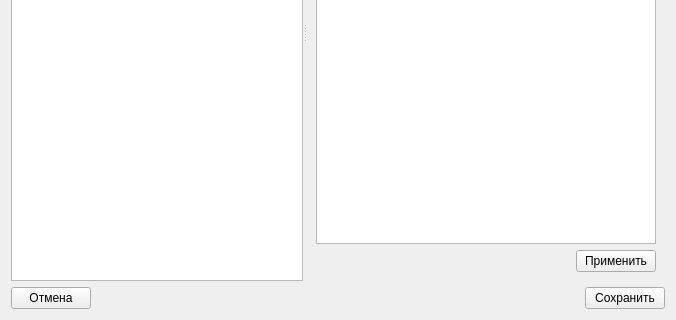
Qt form MattyNotes/mattysettingsdialog.ui (MattyMatiss/MattyNotesOld) before a commit; both pictures show x 0 to 676 and y 228 to 548 of the 676 by 548 pixel window.
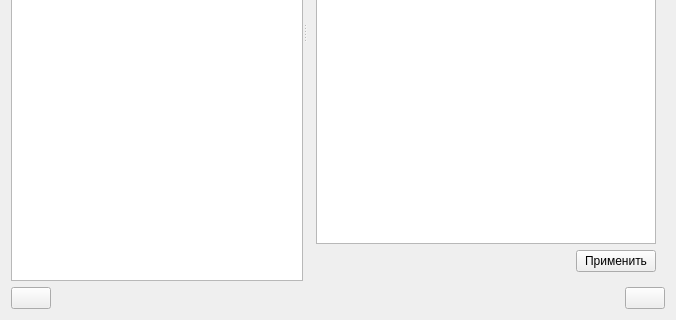
The same form after that commit.

Patch:
```diff
--- a/MattyNotes/mattysettingsdialog.ui
+++ b/MattyNotes/mattysettingsdialog.ui
@@ -129,7 +129,7 @@
      <item>
       <widget class="QPushButton" name="CancelSettingsButton">
        <property name="text">
-        <string>Отмена</string>
+        <string/>
        </property>
       </widget>
      </item>
@@ -149,7 +149,7 @@
      <item>
       <widget class="QPushButton" name="ApplySettingsButton">
        <property name="text">
-        <string>Сохранить</string>
+        <string/>
        </property>
       </widget>
      </item>
```
